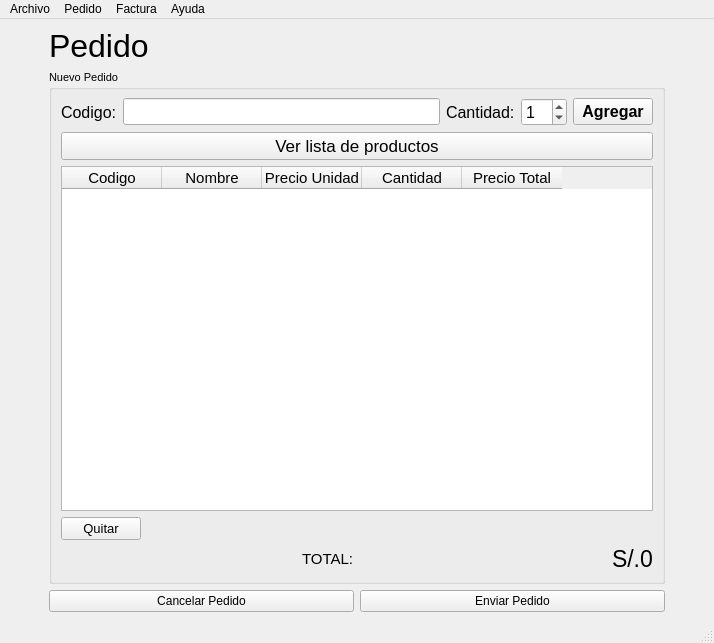
nashvent/libreria, file ui/pedido.ui: the form before one commit.
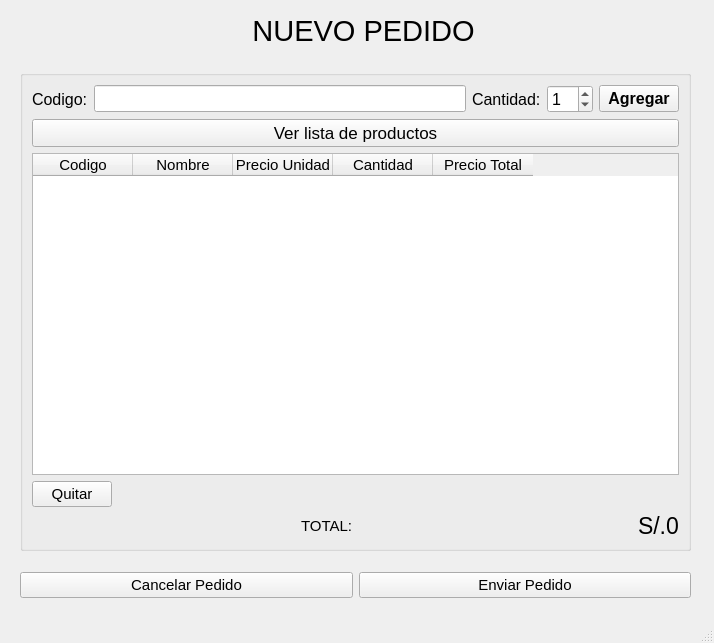
The form after the commit. Icons and pictures are not drawn.

Commit message: iu pedido

Diff of the .ui file:
```diff
--- a/ui/pedido.ui
+++ b/ui/pedido.ui
@@ -18,39 +18,15 @@
     <normaloff>../admin/icons/admin.png</normaloff>../admin/icons/admin.png</iconset>
   </property>
   <widget class="QWidget" name="centralwidget">
-   <layout class="QGridLayout" name="gridLayout_2">
-    <item row="1" column="0">
-     <layout class="QVBoxLayout" name="verticalLayout_3">
-      <property name="leftMargin">
-       <number>40</number>
-      </property>
-     </layout>
-    </item>
-    <item row="0" column="1">
-     <layout class="QHBoxLayout" name="horizontalLayout_3">
-      <property name="topMargin">
-       <number>0</number>
-      </property>
-      <item>
-       <widget class="QLabel" name="label">
-        <property name="font">
-         <font>
-          <pointsize>24</pointsize>
-          <weight>50</weight>
-          <bold>false</bold>
-         </font>
-        </property>
-        <property name="text">
-         <string>Pedido</string>
-        </property>
-       </widget>
-      </item>
-     </layout>
-    </item>
-    <item row="1" column="1">
-     <layout class="QVBoxLayout" name="verticalLayout_2">
-      <item>
        <widget class="QGroupBox" name="groupBox">
+    <property name="geometry">
+     <rect>
+      <x>20</x>
+      <y>70</y>
+      <width>671</width>
+      <height>481</height>
+     </rect>
+    </property>
         <property name="font">
          <font>
           <pointsize>8</pointsize>
@@ -59,7 +35,7 @@
          </font>
         </property>
         <property name="title">
-         <string>Nuevo Pedido</string>
+     <string/>
         </property>
         <layout class="QVBoxLayout" name="verticalLayout">
          <item>
@@ -190,7 +166,7 @@
           <widget class="QPushButton" name="quitarProducto">
            <property name="font">
             <font>
-             <pointsize>10</pointsize>
+         <pointsize>11</pointsize>
             </font>
            </property>
            <property name="text">
@@ -237,16 +213,71 @@
          </item>
         </layout>
        </widget>
-      </item>
-     </layout>
-    </item>
-    <item row="2" column="1">
+   <widget class="QLabel" name="lb_titulo">
+    <property name="geometry">
+     <rect>
+      <x>-10</x>
+      <y>0</y>
+      <width>731</width>
+      <height>61</height>
+     </rect>
+    </property>
+    <property name="font">
+     <font>
+      <pointsize>22</pointsize>
+      <weight>50</weight>
+      <bold>false</bold>
+     </font>
+    </property>
+    <property name="styleSheet">
+     <string>0</string>
+    </property>
+    <property name="text">
+     <string>  NUEVO PEDIDO</string>
+    </property>
+    <property name="alignment">
+     <set>Qt::AlignCenter</set>
+    </property>
+   </widget>
+   <widget class="QLabel" name="label">
+    <property name="geometry">
+     <rect>
+      <x>210</x>
+      <y>10</y>
+      <width>41</width>
+      <height>41</height>
+     </rect>
+    </property>
+    <property name="text">
+     <string/>
+    </property>
+    <property name="pixmap">
+     <pixmap>img/pedido.png</pixmap>
+    </property>
+    <property name="scaledContents">
+     <bool>true</bool>
+    </property>
+   </widget>
+   <widget class="QWidget" name="">
+    <property name="geometry">
+     <rect>
+      <x>20</x>
+      <y>560</y>
+      <width>671</width>
+      <height>51</height>
+     </rect>
+    </property>
      <layout class="QHBoxLayout" name="horizontalLayout_4">
       <property name="topMargin">
        <number>0</number>
       </property>
       <item>
        <widget class="QPushButton" name="cancelarPedido">
+       <property name="font">
+        <font>
+         <pointsize>11</pointsize>
+        </font>
+       </property>
         <property name="text">
          <string>Cancelar Pedido</string>
         </property>
@@ -254,61 +285,18 @@
       </item>
       <item>
        <widget class="QPushButton" name="enviarPedido">
+       <property name="font">
+        <font>
+         <pointsize>11</pointsize>
+        </font>
+       </property>
         <property name="text">
          <string>Enviar Pedido</string>
         </property>
        </widget>
       </item>
      </layout>
-    </item>
-    <item row="1" column="2">
-     <layout class="QVBoxLayout" name="verticalLayout_4">
-      <property name="leftMargin">
-       <number>40</number>
-      </property>
-     </layout>
-    </item>
-   </layout>
-  </widget>
-  <widget class="QMenuBar" name="menubar">
-   <property name="geometry">
-    <rect>
-     <x>0</x>
-     <y>0</y>
-     <width>714</width>
-     <height>21</height>
-    </rect>
-   </property>
-   <widget class="QMenu" name="menuArchivo">
-    <property name="title">
-     <string>Archivo</string>
-    </property>
-    <addaction name="actionConfiguracion"/>
-    <addaction name="actionSalir"/>
-   </widget>
-   <widget class="QMenu" name="menuFacturas">
-    <property name="title">
-     <string>Factura</string>
-    </property>
-    <addaction name="actionNueva"/>
-    <addaction name="actionBuscar"/>
-   </widget>
-   <widget class="QMenu" name="menuAyuda">
-    <property name="title">
-     <string>Ayuda</string>
-    </property>
-    <addaction name="actionAcerca_de"/>
-   </widget>
-   <widget class="QMenu" name="menuPedido">
-    <property name="title">
-     <string>Pedido</string>
-    </property>
-    <addaction name="actionNuevo"/>
-   </widget>
-   <addaction name="menuArchivo"/>
-   <addaction name="menuPedido"/>
-   <addaction name="menuFacturas"/>
-   <addaction name="menuAyuda"/>
+   </widget>
   </widget>
   <widget class="QStatusBar" name="statusbar"/>
   <action name="actionConfiguracion">
```
Lines whose indentation alone changed are shown as unchanged. The commit also changes 13 other files.
